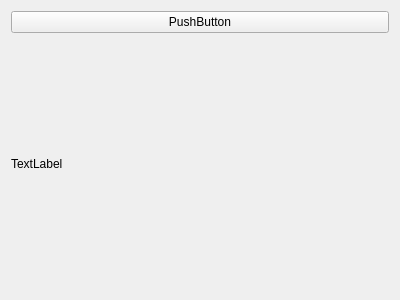
Above: Panes/hmd_pane.ui from JX5S/HadesVR_GUI_Tool before the change. Below: the same form after it.
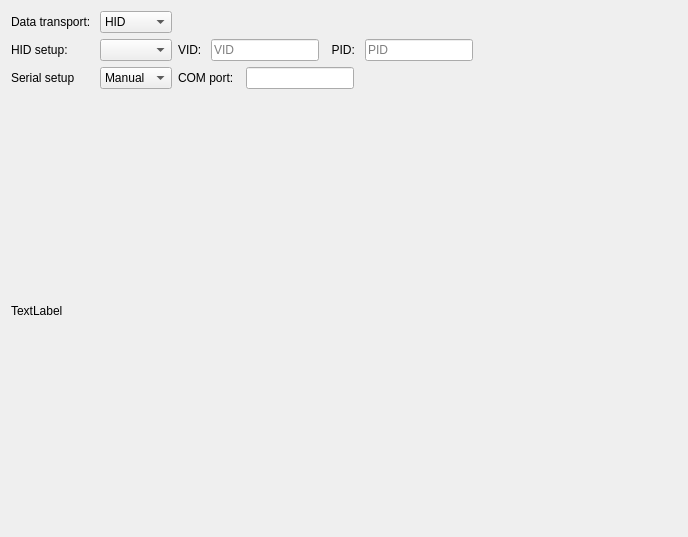
That is the form after the change.

Commit message: Initial Serial port selection testing

The edit to the form file:
```diff
--- a/Panes/hmd_pane.ui
+++ b/Panes/hmd_pane.ui
@@ -6,8 +6,8 @@
    <rect>
     <x>0</x>
     <y>0</y>
-    <width>400</width>
-    <height>300</height>
+    <width>688</width>
+    <height>537</height>
    </rect>
   </property>
   <property name="windowTitle">
@@ -15,11 +15,179 @@
   </property>
   <layout class="QVBoxLayout" name="verticalLayout">
    <item>
-    <widget class="QPushButton" name="pushButton">
-     <property name="text">
-      <string>PushButton</string>
-     </property>
-    </widget>
+    <layout class="QGridLayout" name="gridLayout">
+     <item row="2" column="2">
+      <layout class="QHBoxLayout" name="horizontalLayout_3">
+       <item>
+        <widget class="QLabel" name="label_7">
+         <property name="text">
+          <string>COM port:  </string>
+         </property>
+        </widget>
+       </item>
+       <item>
+        <widget class="QLineEdit" name="lineEdit_COM">
+         <property name="enabled">
+          <bool>true</bool>
+         </property>
+         <property name="sizePolicy">
+          <sizepolicy hsizetype="Maximum" vsizetype="Fixed">
+           <horstretch>0</horstretch>
+           <verstretch>0</verstretch>
+          </sizepolicy>
+         </property>
+         <property name="minimumSize">
+          <size>
+           <width>50</width>
+           <height>0</height>
+          </size>
+         </property>
+        </widget>
+       </item>
+       <item>
+        <spacer name="horizontalSpacer">
+         <property name="orientation">
+          <enum>Qt::Horizontal</enum>
+         </property>
+         <property name="sizeHint" stdset="0">
+          <size>
+           <width>40</width>
+           <height>20</height>
+          </size>
+         </property>
+        </spacer>
+       </item>
+      </layout>
+     </item>
+     <item row="1" column="2">
+      <layout class="QHBoxLayout" name="horizontalLayout">
+       <item>
+        <widget class="QLabel" name="label_6">
+         <property name="text">
+          <string>VID: </string>
+         </property>
+        </widget>
+       </item>
+       <item>
+        <widget class="QLineEdit" name="lineEdit_VID">
+         <property name="enabled">
+          <bool>true</bool>
+         </property>
+         <property name="sizePolicy">
+          <sizepolicy hsizetype="Maximum" vsizetype="Fixed">
+           <horstretch>0</horstretch>
+           <verstretch>0</verstretch>
+          </sizepolicy>
+         </property>
+         <property name="minimumSize">
+          <size>
+           <width>50</width>
+           <height>0</height>
+          </size>
+         </property>
+         <property name="text">
+          <string/>
+         </property>
+         <property name="placeholderText">
+          <string>VID</string>
+         </property>
+        </widget>
+       </item>
+       <item>
+        <widget class="QLabel" name="label_5">
+         <property name="text">
+          <string>  PID: </string>
+         </property>
+        </widget>
+       </item>
+       <item>
+        <widget class="QLineEdit" name="lineEdit_PID">
+         <property name="sizePolicy">
+          <sizepolicy hsizetype="Maximum" vsizetype="Fixed">
+           <horstretch>0</horstretch>
+           <verstretch>0</verstretch>
+          </sizepolicy>
+         </property>
+         <property name="minimumSize">
+          <size>
+           <width>50</width>
+           <height>0</height>
+          </size>
+         </property>
+         <property name="text">
+          <string/>
+         </property>
+         <property name="placeholderText">
+          <string>PID</string>
+         </property>
+        </widget>
+       </item>
+       <item>
+        <spacer name="horizontalSpacer_3">
+         <property name="orientation">
+          <enum>Qt::Horizontal</enum>
+         </property>
+         <property name="sizeHint" stdset="0">
+          <size>
+           <width>40</width>
+           <height>20</height>
+          </size>
+         </property>
+        </spacer>
+       </item>
+      </layout>
+     </item>
+     <item row="0" column="0">
+      <widget class="QLabel" name="label_2">
+       <property name="text">
+        <string>Data transport: </string>
+       </property>
+      </widget>
+     </item>
+     <item row="2" column="1">
+      <widget class="QComboBox" name="COM_Box">
+       <property name="enabled">
+        <bool>true</bool>
+       </property>
+       <item>
+        <property name="text">
+         <string>Manual</string>
+        </property>
+       </item>
+      </widget>
+     </item>
+     <item row="0" column="1">
+      <widget class="QComboBox" name="transportBox">
+       <item>
+        <property name="text">
+         <string>HID</string>
+        </property>
+       </item>
+       <item>
+        <property name="text">
+         <string>Serial</string>
+        </property>
+       </item>
+      </widget>
+     </item>
+     <item row="1" column="1">
+      <widget class="QComboBox" name="HID_Box"/>
+     </item>
+     <item row="1" column="0">
+      <widget class="QLabel" name="label_3">
+       <property name="text">
+        <string>HID setup:</string>
+       </property>
+      </widget>
+     </item>
+     <item row="2" column="0">
+      <widget class="QLabel" name="label_4">
+       <property name="text">
+        <string>Serial setup</string>
+       </property>
+      </widget>
+     </item>
+    </layout>
    </item>
    <item>
     <widget class="QLabel" name="label">
```
The commit also changes 16 other files.
